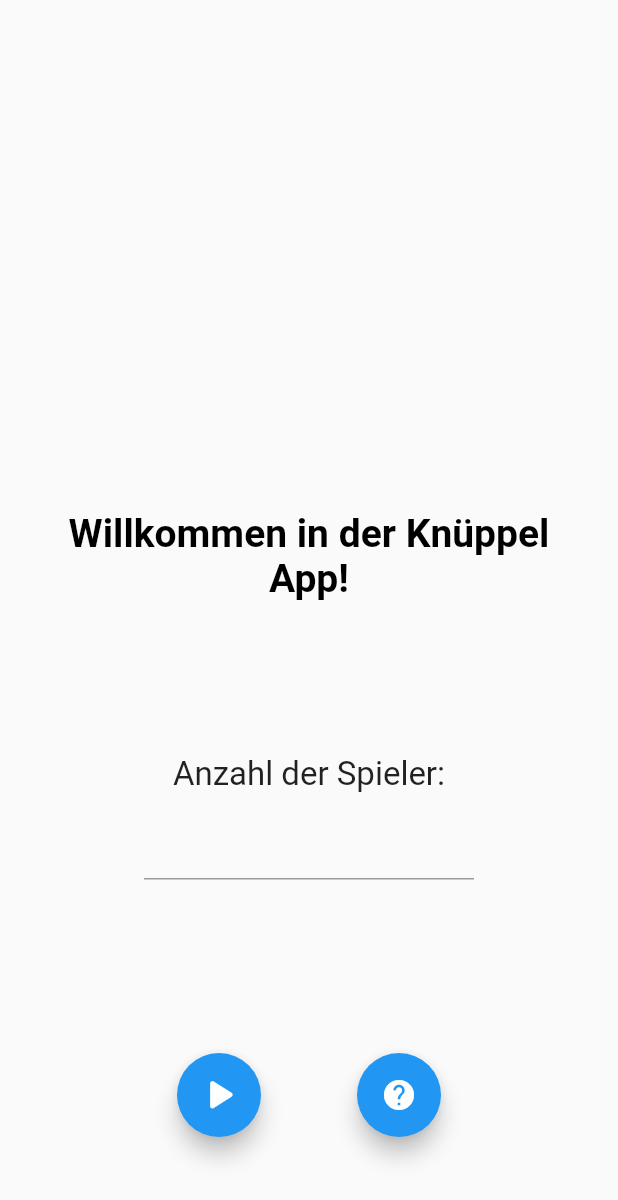
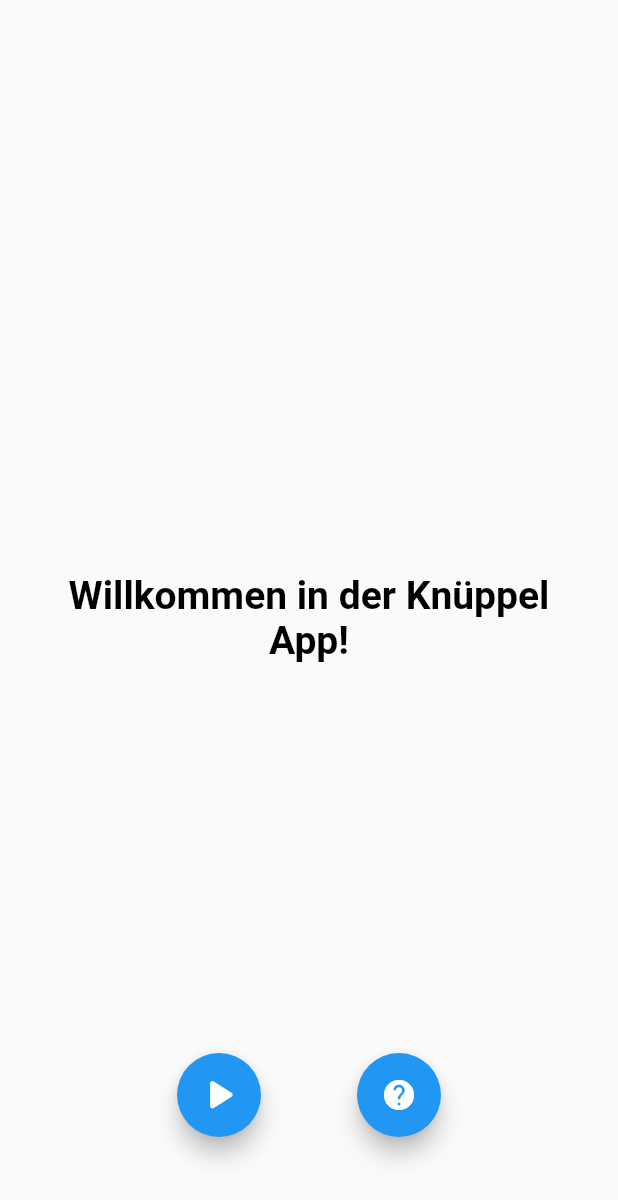
Before and after one commit to Nipotino2804/knuepel, a Flutter app: the screen it shows after launch, on a phone screen of 412 x 824 dp. Shown: the top 1200 px of the screen. Run offline on Flutter 3.47's test engine with Material 2 defaults, Android fonts, the phone set to English and light mode, and no system bars.

Commit message:
remove Multiplayer because bug

```diff
--- a/lib/main.dart
+++ b/lib/main.dart
@@ -88,11 +88,11 @@ class Startpage extends StatelessWidget {
           padding: const EdgeInsets.all(32.0),
           child: Column(
             mainAxisAlignment: MainAxisAlignment.center,
-            children: [
-              const Spacer(
+            children: const [
+              /*const Spacer(
                 flex: 3,
-              ),
-              const Text(
+              ),*/
+              Text(
                 'Willkommen in der Knüppel App!',
                 style: TextStyle(
                     color: Colors.black,
@@ -100,7 +100,7 @@ class Startpage extends StatelessWidget {
                     fontWeight: FontWeight.w600),
                 textAlign: TextAlign.center,
               ),
-              const Spacer(
+              /*const Spacer(
                 flex: 1,
               ),
               const Text(
@@ -124,7 +124,7 @@ class Startpage extends StatelessWidget {
               ),
               const Spacer(
                 flex: 2,
-              )
+              )*/
             ],
           ),
         ),
```
Also changed, not shown: 1 other file.
